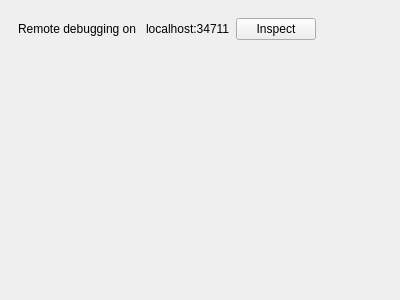
CsoundQt/CsoundQt, file src/html5guidisplay.ui: the form before one commit.
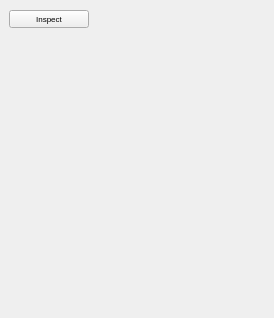
The form after the commit.

Commit message: Many improvements to sotre and restore port for html debugging

Patch:
```diff
--- a/src/html5guidisplay.ui
+++ b/src/html5guidisplay.ui
@@ -6,14 +6,14 @@
    <rect>
     <x>0</x>
     <y>0</y>
-    <width>400</width>
-    <height>300</height>
+    <width>274</width>
+    <height>318</height>
    </rect>
   </property>
   <property name="minimumSize">
    <size>
-    <width>200</width>
-    <height>0</height>
+    <width>196</width>
+    <height>84</height>
    </size>
   </property>
   <property name="windowTitle">
@@ -21,27 +21,44 @@
   </property>
   <widget class="QWidget" name="dockWidgetContents">
    <layout class="QGridLayout" name="gridLayout">
+    <item row="1" column="0">
+     <layout class="QVBoxLayout" name="mainLayout"/>
+    </item>
+    <item row="2" column="0">
+     <spacer name="verticalSpacer">
+      <property name="orientation">
+       <enum>Qt::Vertical</enum>
+      </property>
+      <property name="sizeHint" stdset="0">
+       <size>
+        <width>20</width>
+        <height>40</height>
+       </size>
+      </property>
+     </spacer>
+    </item>
     <item row="0" column="0">
-     <layout class="QVBoxLayout" name="mainLayout">
-      <item>
-       <widget class="QWidget" name="debugRow" native="true">
-        <layout class="QHBoxLayout" name="debugPortRow">
-         <item>
-          <widget class="QLabel" name="label">
-           <property name="text">
-            <string>Remote debugging on </string>
-           </property>
-          </widget>
-         </item>
-         <item>
-          <widget class="QLabel" name="addressLabel">
-           <property name="text">
-            <string>localhost:34711</string>
-           </property>
-          </widget>
-         </item>
+     <widget class="QWidget" name="inspectRow" native="true">
+      <layout class="QHBoxLayout" name="horizontalLayout">
+       <property name="leftMargin">
+        <number>0</number>
+       </property>
+       <property name="topMargin">
+        <number>0</number>
+       </property>
+       <property name="rightMargin">
+        <number>0</number>
+       </property>
+       <property name="bottomMargin">
+        <number>0</number>
+       </property>
          <item>
           <widget class="QPushButton" name="inspectButton">
+         <property name="font">
+          <font>
+           <pointsize>6</pointsize>
+          </font>
+         </property>
            <property name="text">
             <string>Inspect</string>
            </property>
@@ -62,21 +79,6 @@
          </item>
         </layout>
        </widget>
-      </item>
-     </layout>
-    </item>
-    <item row="1" column="0">
-     <spacer name="verticalSpacer">
-      <property name="orientation">
-       <enum>Qt::Vertical</enum>
-      </property>
-      <property name="sizeHint" stdset="0">
-       <size>
-        <width>20</width>
-        <height>40</height>
-       </size>
-      </property>
-     </spacer>
     </item>
    </layout>
   </widget>
```
Lines whose indentation alone changed are shown as unchanged. The commit also changes 7 other files.
